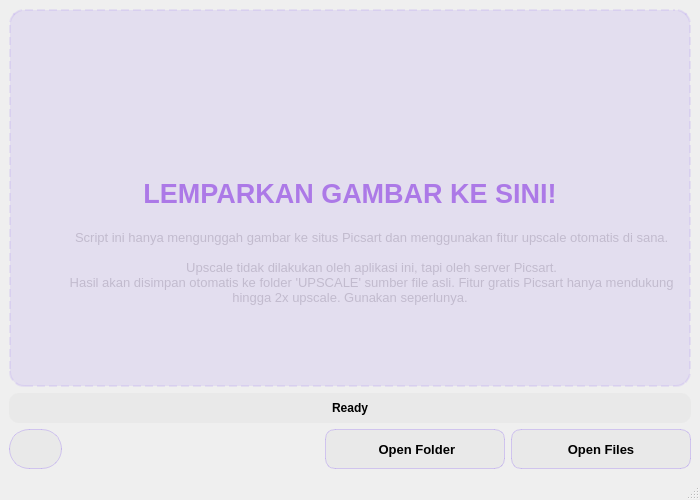
This is App/main_window.ui in mudrikam/SotongHD as Qt 5 draws it before an edit. The edited form follows.
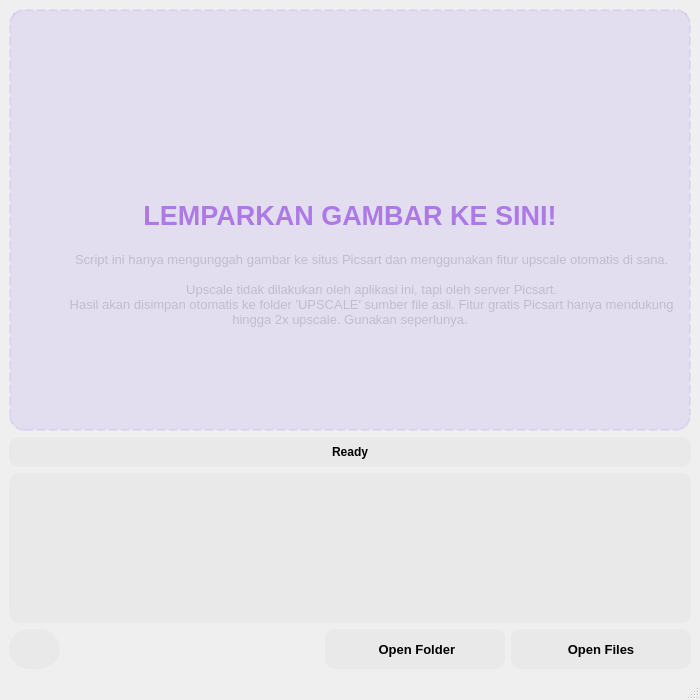
This is the edited form. Icons and pictures are not drawn.

Commit message: Implement logging functionality in SotongHD application; add logger class and integrate with UI components for better error tracking and user feedback

The edit to the form file:
```diff
--- a/App/main_window.ui
+++ b/App/main_window.ui
@@ -7,7 +7,7 @@
     <x>0</x>
     <y>0</y>
     <width>700</width>
-    <height>500</height>
+    <height>700</height>
    </rect>
   </property>
   <property name="windowTitle">
@@ -180,6 +180,44 @@
       </property>
      </widget>
     </item>
+    <item>
+     <widget class="QTextEdit" name="logDisplay">
+      <property name="minimumSize">
+       <size>
+        <width>0</width>
+        <height>100</height>
+       </size>
+      </property>
+      <property name="maximumSize">
+       <size>
+        <width>16777215</width>
+        <height>150</height>
+       </size>
+      </property>
+      <property name="styleSheet">
+       <string notr="true">QTextEdit {
+  border: none;
+  border-radius: 10px;
+  background-color: rgba(161, 161, 161, 0.08);
+  color: rgba(88, 29, 239, 0.7);
+  padding: 8px;
+  font-family: &quot;Consolas&quot;, monospace;
+  font-size: 9pt;
+}
+</string>
+      </property>
+      <property name="readOnly">
+       <bool>true</bool>
+      </property>
+      <property name="html">
+       <string>&lt;!DOCTYPE HTML PUBLIC &quot;-//W3C//DTD HTML 4.0//EN&quot; &quot;http://www.w3.org/TR/REC-html40/strict.dtd&quot;&gt;
+&lt;html&gt;&lt;head&gt;&lt;meta name=&quot;qrichtext&quot; content=&quot;1&quot; /&gt;&lt;style type=&quot;text/css&quot;&gt;
+p, li { white-space: pre-wrap; }
+&lt;/style&gt;&lt;/head&gt;&lt;body style=&quot; font-family:'Consolas','monospace'; font-size:9pt; font-weight:400; font-style:normal;&quot;&gt;
+&lt;p style=&quot;-qt-paragraph-type:empty; margin-top:0px; margin-bottom:0px; margin-left:0px; margin-right:0px; -qt-block-indent:0; text-indent:0px;&quot;&gt;&lt;br /&gt;&lt;/p&gt;&lt;/body&gt;&lt;/html&gt;</string>
+      </property>
+     </widget>
+    </item>
     <item>
      <layout class="QHBoxLayout" name="buttonsLayout">
       <item>
@@ -211,7 +249,6 @@
   color: rgba(88, 29, 239, 0.7);
   border-radius: 20px;
   padding: 8px;
-  border: 1px solid rgba(88, 29, 239, 0.2);
 }
 QPushButton:hover {
   background-color: rgba(37, 211, 102, 0.8);
@@ -265,7 +302,6 @@
   background-color: rgba(161, 161, 161, 0.08);
   border-radius: 10px;
   padding: 8px 16px;
-  border: 1px solid rgba(88, 29, 239, 0.2);
 }
 QPushButton:hover {
   background-color: rgba(88, 29, 239, 0.7);
@@ -306,7 +342,6 @@
   background-color: rgba(161, 161, 161, 0.08);
   border-radius: 10px;
   padding: 8px 16px;
-  border: 1px solid rgba(88, 29, 239, 0.2);
 }
 QPushButton:hover {
   background-color: rgba(88, 29, 239, 0.7);
```
The commit also changes 3 other files.
